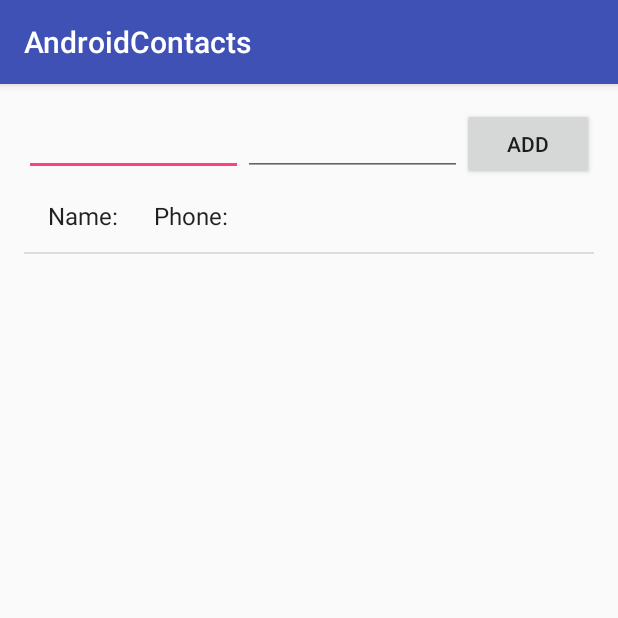
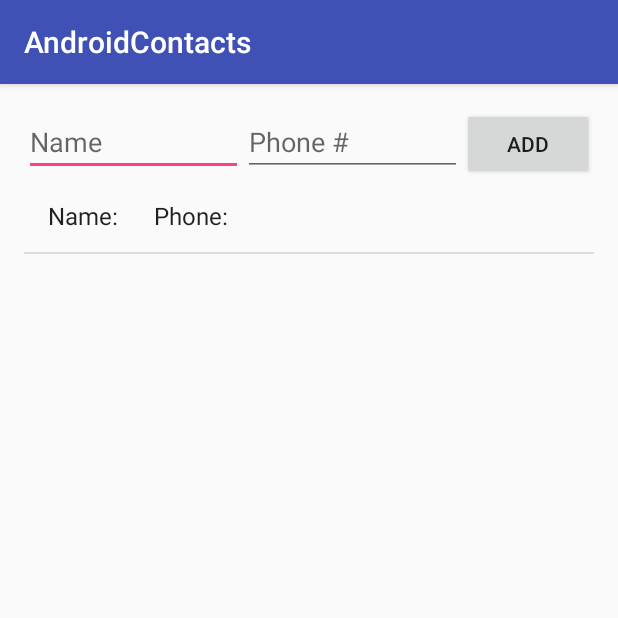
Before and after one commit to wcriss44/AndroidContacts, an Android app: the screen it shows after launch (MainActivity), after a tap on "ADD", on a phone screen of 412 x 824 dp, the top half of it. Run offline under Robolectric (Android 15) with nearby library versions, the phone set to English and light mode, and no system bars.

```diff
--- a/app/src/main/res/layout/activity_main.xml
+++ b/app/src/main/res/layout/activity_main.xml
@@ -31,7 +31,7 @@
                 android:ems="10"
                 android:id="@+id/nameText"
                 android:layout_weight="1"
-                tools:text="Name" />
+                android:hint="Name" />
 
             <EditText
                 android:layout_width="0dp"
@@ -40,7 +40,7 @@
                 android:ems="10"
                 android:id="@+id/phoneText"
                 android:layout_weight="1"
-                tools:text="Phone #" />
+                android:hint="Phone #" />
 
             <Button
                 android:text="Add"
```
